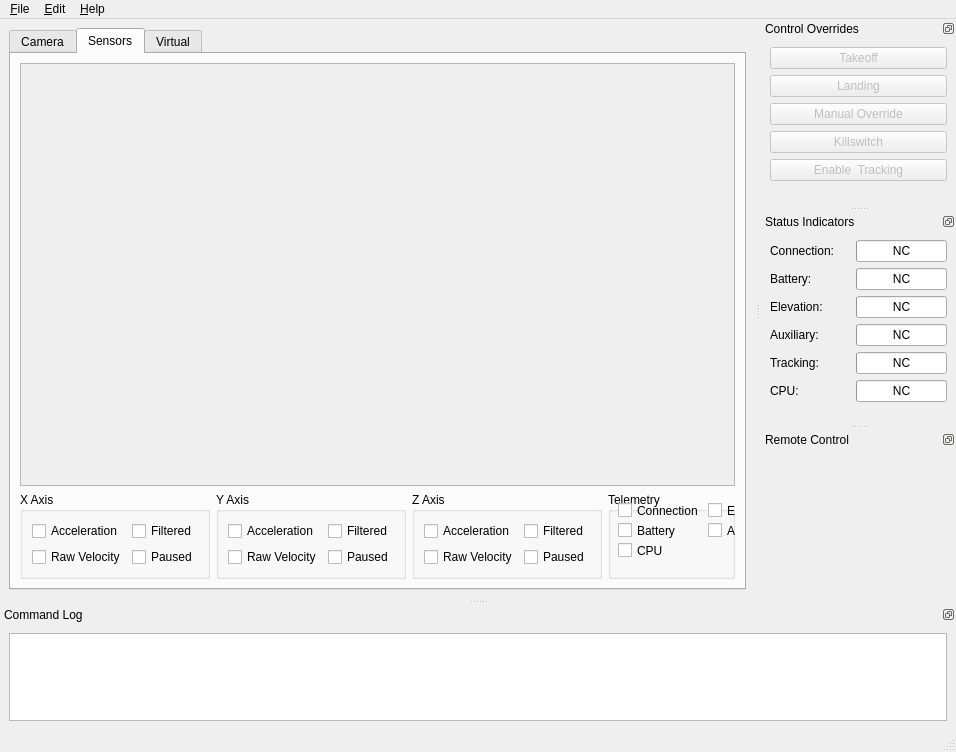
This is heliview/src/ApplicationFrame.ui in gcsmith/ktgt-uav-desktop as Qt 5 draws it before an edit. The edited form follows.
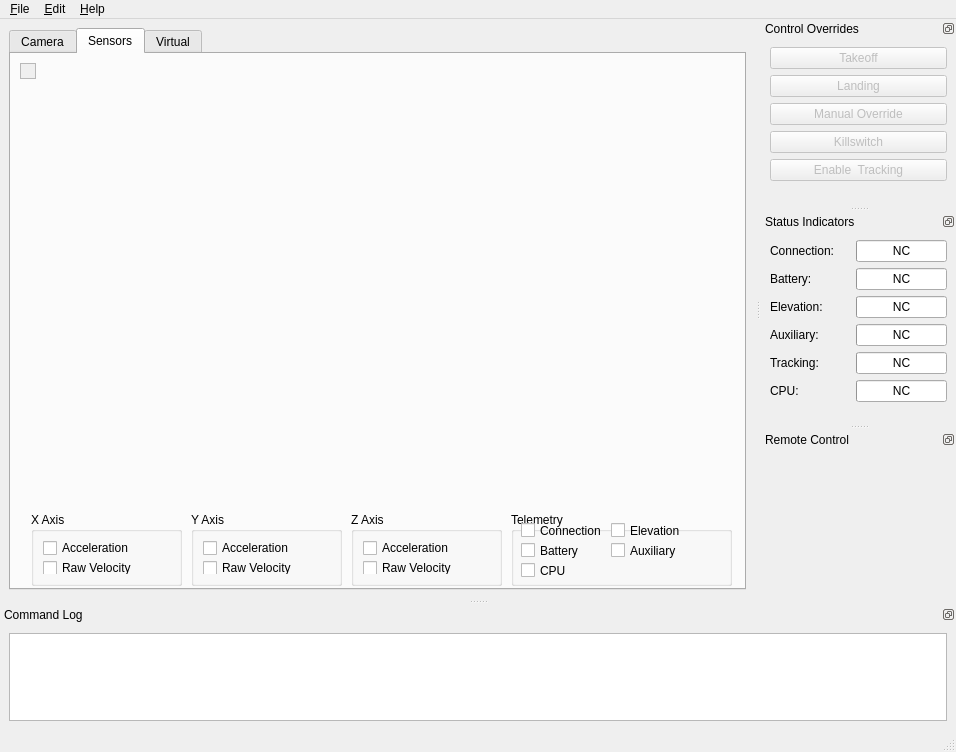
This is the edited form. The open tabs and pages were chosen to show the change. Icons and pictures are not drawn.

Commit message: cleaned up sensor pane by removing 'paused' and 'filter' data for the axes

```diff
--- a/heliview/src/ApplicationFrame.ui
+++ b/heliview/src/ApplicationFrame.ui
@@ -50,9 +50,15 @@
        <attribute name="title">
         <string>Sensors</string>
        </attribute>
-       <layout class="QVBoxLayout" name="tabPaneSensorsLayout">
-        <item>
          <widget class="QScrollArea" name="scrollArea">
+        <property name="geometry">
+         <rect>
+          <x>9</x>
+          <y>9</y>
+          <width>16</width>
+          <height>16</height>
+         </rect>
+        </property>
           <property name="verticalScrollBarPolicy">
            <enum>Qt::ScrollBarAsNeeded</enum>
           </property>
@@ -64,20 +70,21 @@
             <rect>
              <x>0</x>
              <y>0</y>
-             <width>96</width>
-             <height>26</height>
+           <width>16</width>
+           <height>16</height>
             </rect>
            </property>
           </widget>
          </widget>
-        </item>
-        <item>
-         <layout class="QHBoxLayout" name="axisControlLayout">
-          <property name="topMargin">
-           <number>0</number>
-          </property>
-          <item>
            <widget class="QGroupBox" name="groupXAxis">
+        <property name="geometry">
+         <rect>
+          <x>20</x>
+          <y>458</y>
+          <width>151</width>
+          <height>74</height>
+         </rect>
+        </property>
             <property name="title">
              <string>X Axis</string>
             </property>
@@ -96,99 +103,17 @@
                </property>
               </widget>
              </item>
-             <item row="0" column="1">
-              <widget class="QCheckBox" name="checkBox">
-               <property name="text">
-                <string>Filtered</string>
-               </property>
-              </widget>
-             </item>
-             <item row="1" column="1">
-              <widget class="QCheckBox" name="checkBox_4">
-               <property name="text">
-                <string>Paused</string>
-               </property>
-              </widget>
-             </item>
-            </layout>
-           </widget>
-          </item>
-          <item>
-           <widget class="QGroupBox" name="groupYAxis">
-            <property name="title">
-             <string>Y Axis</string>
-            </property>
-            <layout class="QGridLayout" name="gridLayout_2">
-             <item row="0" column="0">
-              <widget class="QCheckBox" name="cbShowYF">
-               <property name="text">
-                <string>Acceleration</string>
-               </property>
-              </widget>
-             </item>
-             <item row="1" column="0">
-              <widget class="QCheckBox" name="cbShowYUF">
-               <property name="text">
-                <string>Raw Velocity</string>
-               </property>
-              </widget>
-             </item>
-             <item row="0" column="1">
-              <widget class="QCheckBox" name="checkBox_2">
-               <property name="text">
-                <string>Filtered</string>
-               </property>
-              </widget>
-             </item>
-             <item row="1" column="1">
-              <widget class="QCheckBox" name="checkBox_5">
-               <property name="text">
-                <string>Paused</string>
-               </property>
-              </widget>
-             </item>
-            </layout>
-           </widget>
-          </item>
-          <item>
-           <widget class="QGroupBox" name="groupZAxis">
-            <property name="title">
-             <string>Z Axis</string>
-            </property>
-            <layout class="QGridLayout" name="gridLayout_3">
-             <item row="0" column="0">
-              <widget class="QCheckBox" name="cbShowZF">
-               <property name="text">
-                <string>Acceleration</string>
-               </property>
-              </widget>
-             </item>
-             <item row="1" column="0">
-              <widget class="QCheckBox" name="cbShowZUF">
-               <property name="text">
-                <string>Raw Velocity</string>
-               </property>
-              </widget>
-             </item>
-             <item row="0" column="1">
-              <widget class="QCheckBox" name="checkBox_3">
-               <property name="text">
-                <string>Filtered</string>
-               </property>
-              </widget>
-             </item>
-             <item row="1" column="1">
-              <widget class="QCheckBox" name="checkBox_6">
-               <property name="text">
-                <string>Paused</string>
-               </property>
-              </widget>
-             </item>
-            </layout>
-           </widget>
-          </item>
-          <item>
+        </layout>
+       </widget>
            <widget class="QGroupBox" name="groupTelemetry">
+        <property name="geometry">
+         <rect>
+          <x>500</x>
+          <y>458</y>
+          <width>221</width>
+          <height>74</height>
+         </rect>
+        </property>
             <property name="title">
              <string>Telemetry</string>
             </property>
@@ -258,10 +183,64 @@
              </property>
             </widget>
            </widget>
-          </item>
-         </layout>
-        </item>
-       </layout>
+       <widget class="QGroupBox" name="groupYAxis">
+        <property name="geometry">
+         <rect>
+          <x>180</x>
+          <y>458</y>
+          <width>151</width>
+          <height>74</height>
+         </rect>
+        </property>
+        <property name="title">
+         <string>Y Axis</string>
+        </property>
+        <layout class="QGridLayout" name="gridLayout_2">
+         <item row="0" column="0">
+          <widget class="QCheckBox" name="cbShowYF">
+           <property name="text">
+            <string>Acceleration</string>
+           </property>
+          </widget>
+         </item>
+         <item row="1" column="0">
+          <widget class="QCheckBox" name="cbShowYUF">
+           <property name="text">
+            <string>Raw Velocity</string>
+           </property>
+          </widget>
+         </item>
+        </layout>
+       </widget>
+       <widget class="QGroupBox" name="groupZAxis">
+        <property name="geometry">
+         <rect>
+          <x>340</x>
+          <y>458</y>
+          <width>151</width>
+          <height>74</height>
+         </rect>
+        </property>
+        <property name="title">
+         <string>Z Axis</string>
+        </property>
+        <layout class="QGridLayout" name="gridLayout_3">
+         <item row="0" column="0">
+          <widget class="QCheckBox" name="cbShowZF">
+           <property name="text">
+            <string>Acceleration</string>
+           </property>
+          </widget>
+         </item>
+         <item row="1" column="0">
+          <widget class="QCheckBox" name="cbShowZUF">
+           <property name="text">
+            <string>Raw Velocity</string>
+           </property>
+          </widget>
+         </item>
+        </layout>
+       </widget>
       </widget>
       <widget class="QWidget" name="tabPaneVirtual">
        <attribute name="icon">
```
Left out of the diff: 2 changed lines with no effect on the pictures. Lines whose indentation alone changed are shown as unchanged.
